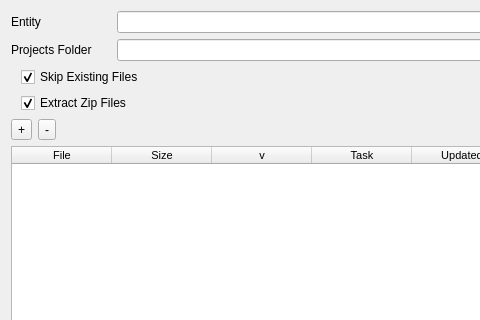
Old version of the form module/wildchildanimation/gui/forms/maya/download_dialog.ui in the repository dearyangyu/swing; both pictures show x 0 to 480 and y 0 to 320 of the 640 by 480 pixel window.
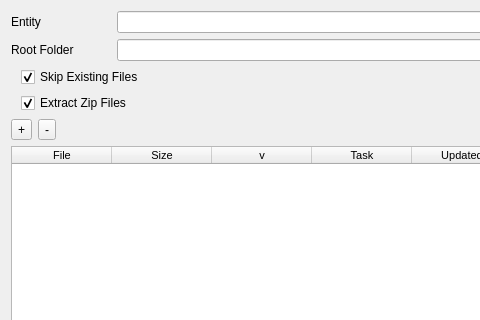
New version of the form.

Patch:
```diff
--- a/module/wildchildanimation/gui/forms/maya/download_dialog.ui
+++ b/module/wildchildanimation/gui/forms/maya/download_dialog.ui
@@ -61,7 +61,7 @@
         </size>
        </property>
        <property name="text">
-        <string>Projects Folder</string>
+        <string>Root Folder</string>
        </property>
       </widget>
      </item>
```
Left out of the diff: 2 changed lines with no effect on the pictures.
